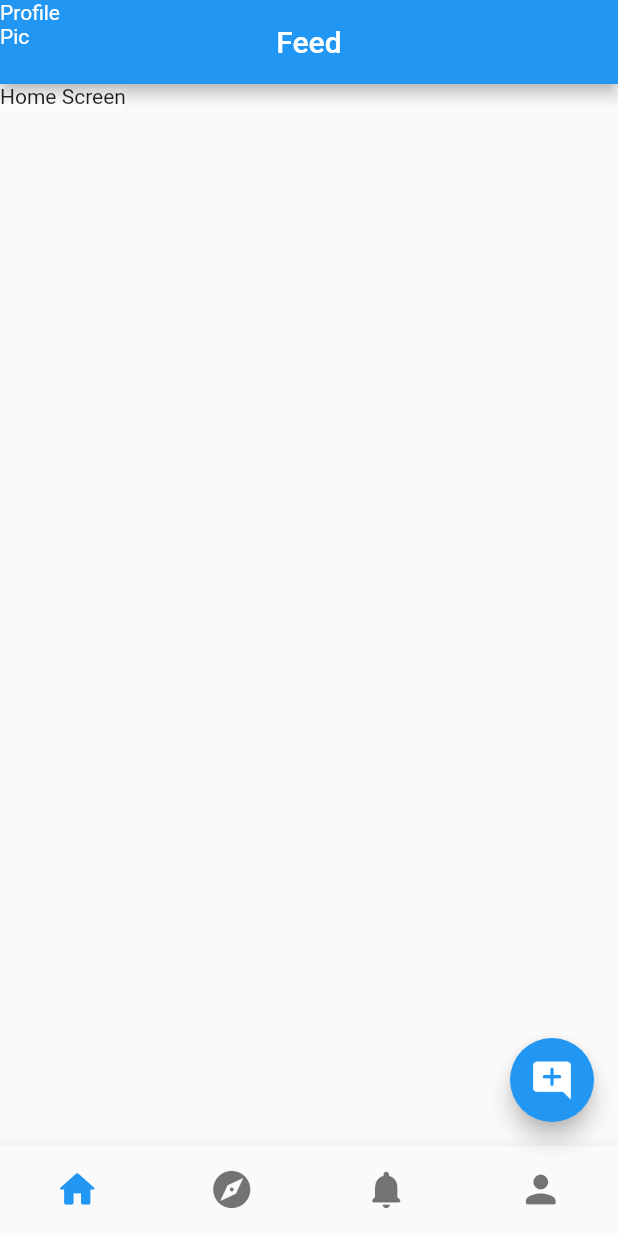
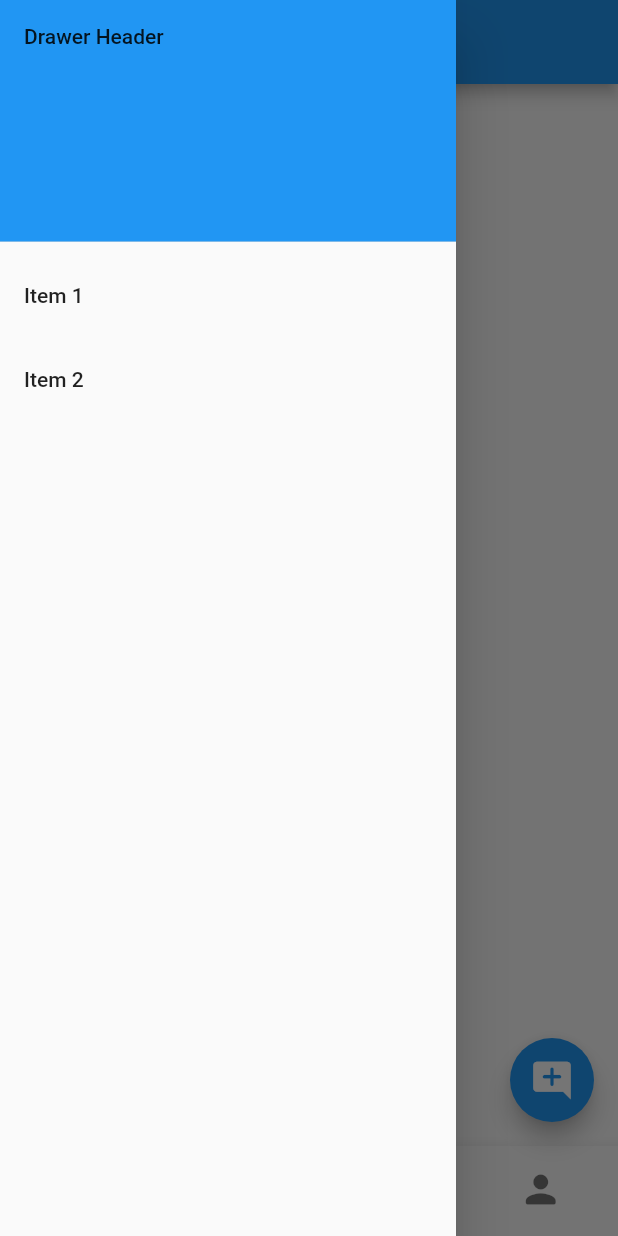
Before and after one commit to prism342/RitterMicroblog, a Flutter app: the MyHomeScreen screen opened by its route, with the side drawer open (before the commit the screen has no drawer), on a phone screen of 412 x 824 dp. Run offline on Flutter 3.47's test engine with Material 2 defaults, Android fonts, the phone set to English and light mode, and no system bars; our stand-ins replace firebase_auth, firebase_core; missing offline and left inert: firebase_ui_auth; accounts and stored records are empty; generated files the repository leaves out were written again; statements that could not run were skipped.

Commit message:
add drawer template

```diff
--- a/lib/home_screens/feed_screen.dart
+++ b/lib/home_screens/feed_screen.dart
@@ -11,11 +11,11 @@ class _MyFeedScreenState extends State<MyFeedScreen> {
   @override
   Widget build(BuildContext context) {
     return Scaffold(
-      appBar: AppBar(
-        leading: Text("Profile Pic"),
-        title: const Text("Feed"),
-        centerTitle: true,
-      ),
+      // appBar: AppBar(
+      //   leading: Text("Profile Pic"),
+      //   title: const Text("Feed"),
+      //   centerTitle: true,
+      // ),
       body: Container(
         color: Colors.white,
         child: Text("Home Screen"),
--- a/lib/home_screens/home_screen.dart
+++ b/lib/home_screens/home_screen.dart
@@ -1,6 +1,7 @@
 import 'package:flutter/material.dart';
 import 'package:ritter_microblog/home_screens/explore_screen.dart';
 import 'package:ritter_microblog/home_screens/feed_screen.dart';
+import 'package:ritter_microblog/home_screens/my_drawer.dart';
 import 'package:ritter_microblog/home_screens/notifications_screen.dart';
 import 'package:ritter_microblog/home_screens/profile_screen.dart';
 
@@ -20,7 +21,9 @@ class _MyHomeScreenState extends State<MyHomeScreen> {
     });
   }
 
-  final screens = const [
+  final _screenTitles = const ["Feed", "Explore", "Notifications", "Profile"];
+
+  final _screens = const [
     MyFeedScreen(),
     MyExploreScreen(),
     MyNotificationsScreen(),
@@ -29,8 +32,20 @@ class _MyHomeScreenState extends State<MyHomeScreen> {
 
   @override
   Widget build(BuildContext context) {
+    final GlobalKey<ScaffoldState> _scaffoldKey = GlobalKey<ScaffoldState>();
+
     return Scaffold(
-      body: screens[_selectedTabIndex],
+      key: _scaffoldKey,
+      appBar: AppBar(
+        leading: GestureDetector(
+          child: Text("Profile Pic"),
+          onTap: () => _scaffoldKey.currentState?.openDrawer(),
+        ),
+        title: Text(_screenTitles[_selectedTabIndex]),
+        centerTitle: true,
+      ),
+      drawer: MyDrawer(),
+      body: _screens[_selectedTabIndex],
       floatingActionButton: FloatingActionButton(
         onPressed: () {
           Navigator.pushNamed(context, "/new-post");
--- /dev/null
+++ b/lib/home_screens/my_drawer.dart
@@ -0,0 +1,45 @@
+import 'package:flutter/material.dart';
+
+class MyDrawer extends StatefulWidget {
+  const MyDrawer({super.key});
+
+  @override
+  State<MyDrawer> createState() => _MyDrawerState();
+}
+
+class _MyDrawerState extends State<MyDrawer> {
+  @override
+  Widget build(BuildContext context) {
+    return Drawer(
+      // Add a ListView to the drawer. This ensures the user can scroll
+      // through the options in the drawer if there isn't enough vertical
+      // space to fit everything.
+      child: ListView(
+        // Important: Remove any padding from the ListView.
+        padding: EdgeInsets.zero,
+        children: [
+          const DrawerHeader(
+            decoration: BoxDecoration(
+              color: Colors.blue,
+            ),
+            child: Text('Drawer Header'),
+          ),
+          ListTile(
+            title: const Text('Item 1'),
+            onTap: () {
+              // Update the state of the app.
+              // ...
+            },
+          ),
+          ListTile(
+            title: const Text('Item 2'),
+            onTap: () {
+              // Update the state of the app.
+              // ...
+            },
+          ),
+        ],
+      ),
+    );
+  }
+}
```
Also changed, not shown: lib/home_screens/explore_screen.dart (+5 -5 lines), lib/home_screens/notifications_screen.dart (+5 -5 lines), lib/home_screens/profile_screen.dart (+96 -11 lines), lib/my_widgets.dart (added, +40 -0 lines).
